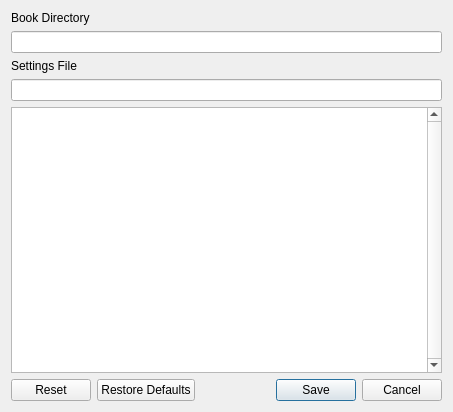
farinc/book-tracker, file settingsdialog.ui: the form before one commit.
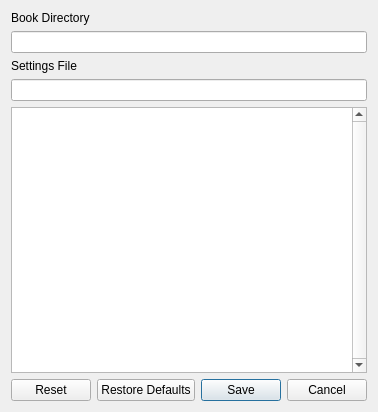
The form after the commit.

Diff of the .ui file:
```diff
--- a/settingsdialog.ui
+++ b/settingsdialog.ui
@@ -6,7 +6,7 @@
    <rect>
     <x>0</x>
     <y>0</y>
-    <width>453</width>
+    <width>373</width>
     <height>412</height>
    </rect>
   </property>
```
Left out of the diff: 3 changed lines with no effect on the pictures.
